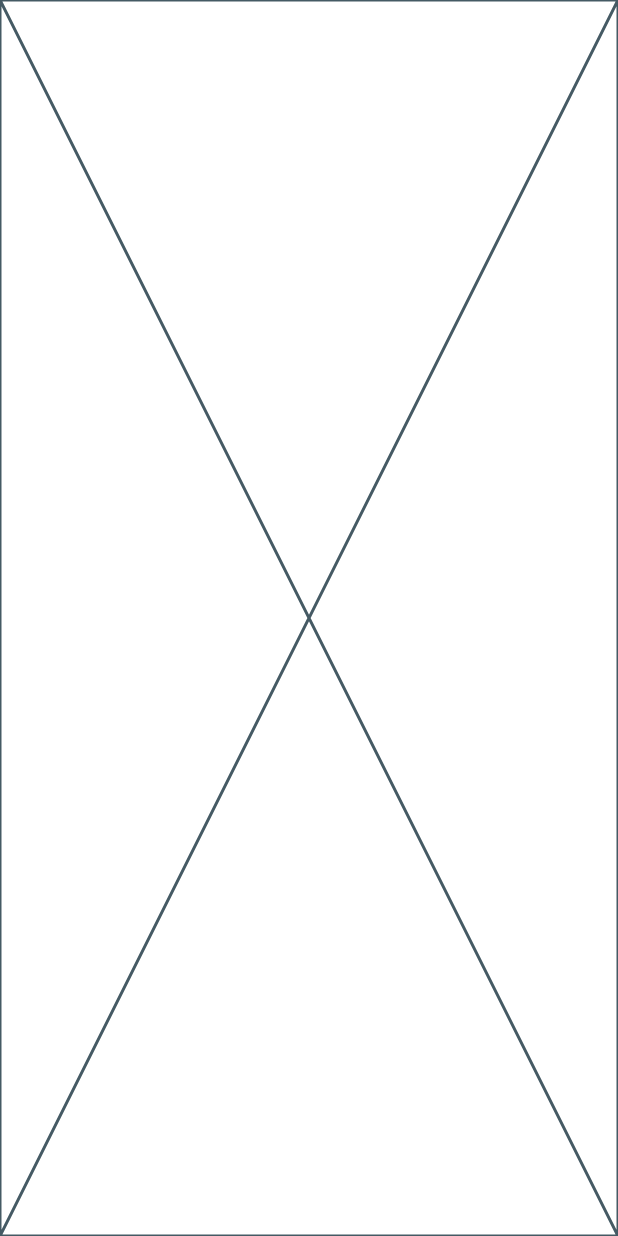
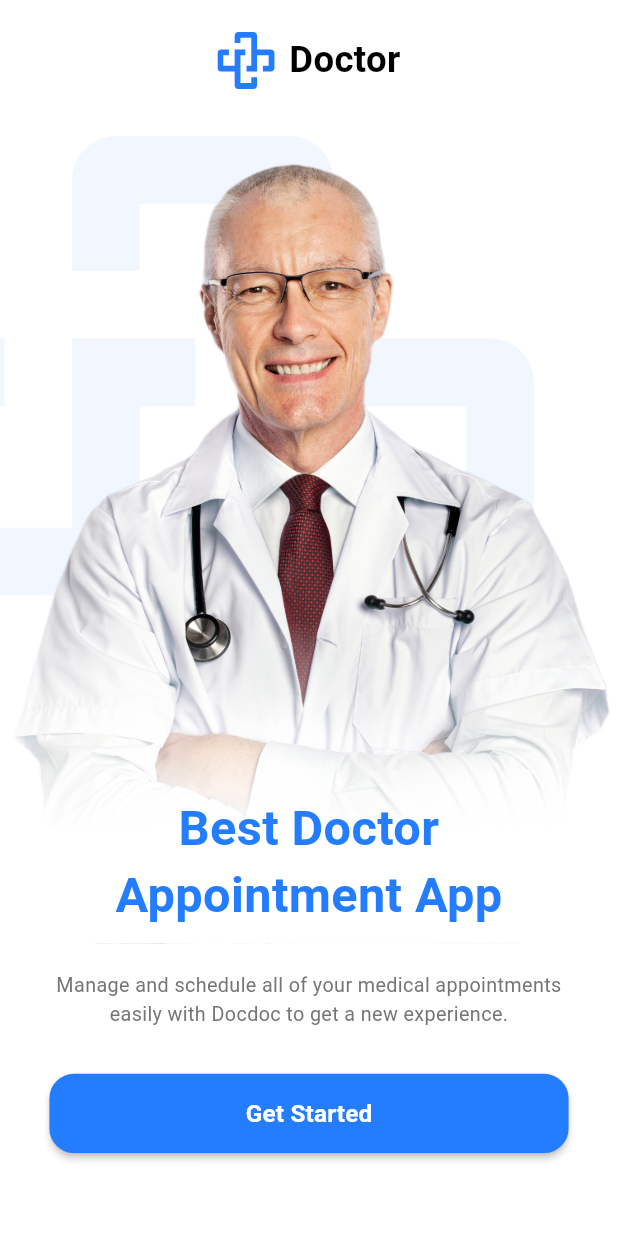
Before and after one commit to AhmedHussein1000/doctor_app, a Flutter app: the screen it shows after launch, on a phone screen of 412 x 824 dp. Run offline on Flutter 3.47's test engine with Material 3 defaults, Android fonts, the light colour scheme and no system bars; our stand-ins replace device_preview, flutter_screenutil, flutter_svg.

Commit message:
Added onboarding screen
-Created assets folder and added images in it
- Added app colors class
-Added Text styles class
-Added custom button widget
-built onboarding screen
-Added device preview

```diff
--- /dev/null
+++ b/devtools_options.yaml
@@ -0,0 +1,3 @@
+description: This file stores settings for Dart & Flutter DevTools.
+documentation: https://docs.flutter.dev/tools/devtools/extensions#configure-extension-enablement-states
+extensions:
--- /dev/null
+++ b/lib/core/helpers/assets.dart
@@ -0,0 +1,10 @@
+// ignore_for_file: prefer_single_quotes
+class Assets {
+  Assets._();
+
+  static const String imagesOnboardingDoctor = "assets/images/onboarding_doctor.png";
+
+  static const String svgsDoctorBackgroundLogoLowOpacity = "assets/svgs/doctor_background_logo_low_opacity.svg";
+
+  static const String svgsDoctorLogo = "assets/svgs/doctor_logo.svg";
+}
--- a/lib/core/theming/app_colors.dart
+++ b/lib/core/theming/app_colors.dart
@@ -0,0 +1,6 @@
+import 'package:flutter/material.dart';
+
+class AppColors {
+  static const Color primaryColor = Color(0xFF247CFF);
+  static const Color mediumGreyColor = Color(0xFF757575);
+}
--- a/lib/core/theming/app_styles.dart
+++ b/lib/core/theming/app_styles.dart
@@ -1,2 +1,23 @@
+import 'package:doctor_app/core/theming/app_colors.dart';
+import 'package:flutter/material.dart';
+import 'package:flutter_screenutil/flutter_screenutil.dart';
 
-abstract class Styles {}
+abstract class Styles {
+  static TextStyle font13RegularBlack = TextStyle(
+    fontSize: 13.sp,
+    fontWeight: FontWeight.w400,
+    color: AppColors.mediumGreyColor,
+  );
+  static TextStyle font16SemiBoldWhite = TextStyle(
+    fontSize: 16.sp,
+    fontWeight: FontWeight.w600,
+    color: Colors.white,
+  );
+
+  static TextStyle font24BoldBlack = TextStyle(
+      fontSize: 24.sp, fontWeight: FontWeight.w700, color: Colors.black);
+  static TextStyle font32BoldBlue = TextStyle(
+      fontSize: 32.sp,
+      fontWeight: FontWeight.w700,
+      color: AppColors.primaryColor);
+}
--- a/lib/core/theming/light_theme.dart
+++ b/lib/core/theming/light_theme.dart
@@ -1,3 +1,5 @@
 import 'package:flutter/material.dart';
 
-ThemeData lightTheme = ThemeData.light().copyWith();
+ThemeData lightTheme = ThemeData.light().copyWith(
+  scaffoldBackgroundColor: Colors.white,
+);
--- /dev/null
+++ b/lib/core/widgets/custom_button.dart
@@ -0,0 +1,40 @@
+import 'package:doctor_app/core/theming/app_colors.dart';
+import 'package:doctor_app/core/theming/app_styles.dart';
+import 'package:flutter/material.dart';
+import 'package:flutter_screenutil/flutter_screenutil.dart';
+
+class CustomButton extends StatelessWidget {
+  const CustomButton(
+      {super.key,
+      required this.onPressed,
+      required this.btnText,
+      this.textStyle,
+      this.backgroundColor,
+      this.padding,
+      this.borderRadius, this.width, this.height});
+  final void Function() onPressed;
+  final String btnText;
+  final TextStyle? textStyle;
+  final Color? backgroundColor;
+  final EdgeInsetsGeometry? padding;
+  final BorderRadiusGeometry? borderRadius;
+  final double? width;
+  final double? height;
+  @override
+  Widget build(BuildContext context) {
+    return MaterialButton(
+      shape: RoundedRectangleBorder(borderRadius: borderRadius ?? BorderRadius.circular(16.r)) ,
+      materialTapTargetSize: MaterialTapTargetSize.shrinkWrap,
+      height: height?.h??52.h,
+      minWidth: width?.w?? double.infinity,
+      padding:
+          padding ??  EdgeInsets.symmetric(horizontal: 12.w, vertical: 14.h),
+      color: backgroundColor ?? AppColors.primaryColor,
+      onPressed: onPressed,
+      child: Text(
+        btnText,
+        style: textStyle ?? Styles.font16SemiBoldWhite,
+      ),
+    );
+  }
+}
--- a/lib/features/onboarding/ui/onboarding_screen.dart
+++ b/lib/features/onboarding/ui/onboarding_screen.dart
@@ -1,10 +1,50 @@
-import 'package:flutter/widgets.dart';
+import 'package:doctor_app/core/helpers/navigation_extension.dart';
+import 'package:doctor_app/core/routing/routes.dart';
+import 'package:doctor_app/core/theming/app_styles.dart';
+import 'package:doctor_app/core/widgets/custom_button.dart';
+import 'package:doctor_app/features/onboarding/ui/widgets/doctor_image_and_text.dart';
+import 'package:doctor_app/features/onboarding/ui/widgets/doctor_logo_and_title.dart';
+import 'package:flutter/material.dart';
+import 'package:flutter_screenutil/flutter_screenutil.dart';
 
 class OnboardingScreen extends StatelessWidget {
   const OnboardingScreen({super.key});
 
   @override
   Widget build(BuildContext context) {
-    return const Placeholder();
+    return Scaffold(
+      body: SafeArea(
+          child: SingleChildScrollView(
+        child: Column(
+          children: [
+            SizedBox(height: 20.h),
+            const DoctorLogoAndTitle(),
+            SizedBox(
+              height: 30.h,
+            ),
+            const DoctorImageAndText(),
+            SizedBox(
+              height: 18.h,
+            ),
+            Padding(
+              padding: EdgeInsets.symmetric(horizontal: 20.w),
+              child: Text(
+                'Manage and schedule all of your medical appointments easily with Docdoc to get a new experience.',
+                style: Styles.font13RegularBlack,
+                textAlign: TextAlign.center,
+              ),
+            ),
+            SizedBox(height: 30.h),
+            Padding(
+              padding: EdgeInsets.symmetric(horizontal: 30.w),
+              child: CustomButton(
+                  onPressed: () => context.pushReplacementNamed(Routes.login),
+                  btnText: 'Get Started'),
+            ),
+            SizedBox(height: 30.h),
+          ],
+        ),
+      )),
+    );
   }
 }
--- /dev/null
+++ b/lib/features/onboarding/ui/widgets/doctor_image_and_text.dart
@@ -0,0 +1,39 @@
+import 'package:doctor_app/core/helpers/assets.dart';
+import 'package:doctor_app/core/theming/app_styles.dart';
+import 'package:flutter/material.dart';
+import 'package:flutter_svg/flutter_svg.dart';
+
+class DoctorImageAndText extends StatelessWidget {
+  const DoctorImageAndText({super.key});
+
+  @override
+  Widget build(BuildContext context) {
+    return Stack(
+      children: [
+        SvgPicture.asset(Assets.svgsDoctorBackgroundLogoLowOpacity),
+        Container(
+          foregroundDecoration: BoxDecoration(
+              gradient: LinearGradient(
+            colors: [
+              Colors.white,
+              Colors.white.withOpacity(0.0),
+            ],
+            begin: Alignment.bottomCenter,
+            end: Alignment.topCenter,
+            stops: const [0.14, 0.4],
+          )),
+          child: Image.asset(Assets.imagesOnboardingDoctor),
+        ),
+        Positioned(
+            right: 0,
+            left: 0,
+            bottom: 10,
+            child: Text(
+              textAlign: TextAlign.center,
+              'Best Doctor\nAppointment App',
+              style: Styles.font32BoldBlue.copyWith(height: 1.4),
+            ))
+      ],
+    );
+  }
+}
--- /dev/null
+++ b/lib/features/onboarding/ui/widgets/doctor_logo_and_title.dart
@@ -0,0 +1,21 @@
+import 'package:doctor_app/core/helpers/assets.dart';
+import 'package:doctor_app/core/theming/app_styles.dart';
+import 'package:flutter/material.dart';
+import 'package:flutter_screenutil/flutter_screenutil.dart';
+import 'package:flutter_svg/flutter_svg.dart';
+
+class DoctorLogoAndTitle extends StatelessWidget {
+  const DoctorLogoAndTitle({super.key});
+
+  @override
+  Widget build(BuildContext context) {
+    return Row(
+      mainAxisAlignment: MainAxisAlignment.center,
+      children: [
+        SvgPicture.asset(Assets.svgsDoctorLogo),
+        SizedBox(width: 8.w,),
+        Text('Doctor', style: Styles.font24BoldBlack),
+      ],
+    );
+  }
+}
--- a/lib/main.dart
+++ b/lib/main.dart
@@ -1,9 +1,15 @@
+import 'package:device_preview/device_preview.dart';
 import 'package:doctor_app/core/routing/app_router.dart';
+import 'package:doctor_app/core/theming/light_theme.dart';
 import 'package:doctor_app/features/onboarding/ui/onboarding_screen.dart';
 import 'package:flutter/material.dart';
+import 'package:flutter_screenutil/flutter_screenutil.dart';
 
 void main() {
-  runApp(const MyApp());
+  runApp(DevicePreview(
+    builder: (context) => const MyApp(),
+    enabled: true,
+  ));
 }
 
 class MyApp extends StatelessWidget {
@@ -11,9 +17,18 @@ class MyApp extends StatelessWidget {
 
   @override
   Widget build(BuildContext context) {
-    return MaterialApp(
-      onGenerateRoute: AppRouter().generateRoute,
-      home: const OnboardingScreen(),
+    return ScreenUtilInit(
+      designSize: const Size(375, 812),
+      minTextAdapt: true,
+      child: MaterialApp(
+        useInheritedMediaQuery: true,
+        locale: DevicePreview.locale(context),
+        builder: DevicePreview.appBuilder,
+        debugShowCheckedModeBanner: false,
+        onGenerateRoute: AppRouter().generateRoute,
+        home: const OnboardingScreen(),
+        theme: lightTheme,
+      ),
     );
   }
 }
```
Also changed, not shown: pubspec.yaml (+13 -20 lines), assets/images/onboarding_doctor.png (added), assets/svgs/doctor_background_logo_low_opacity.svg (added), assets/svgs/doctor_logo.svg (added), pubspec.lock, 1 other file.
